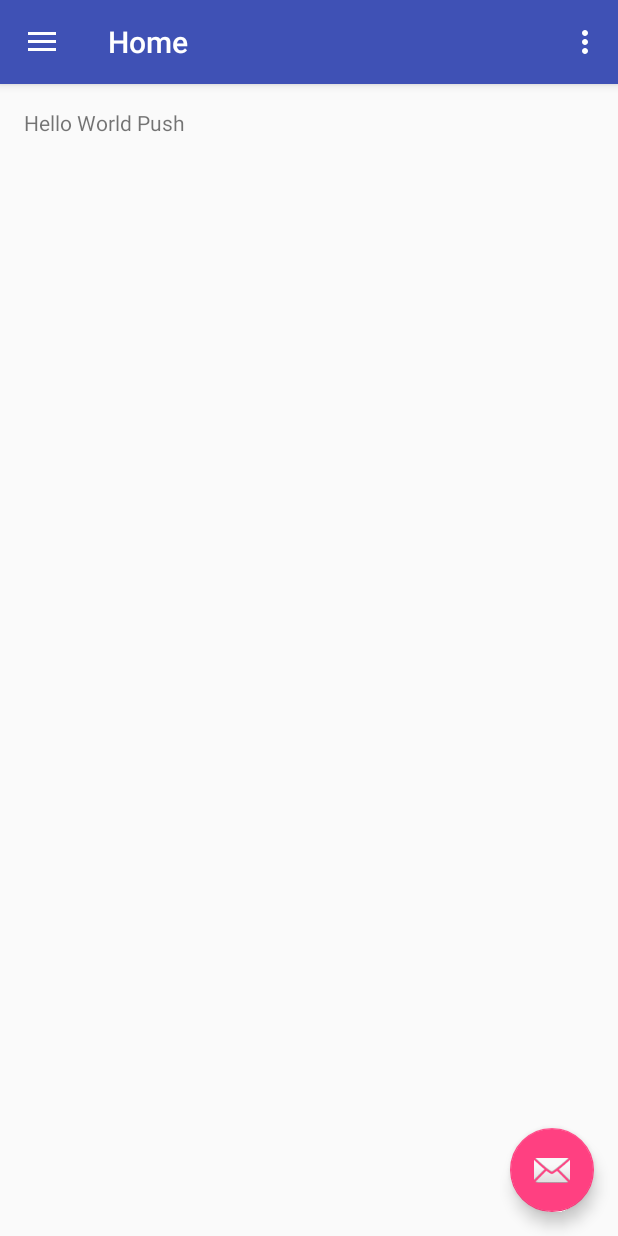
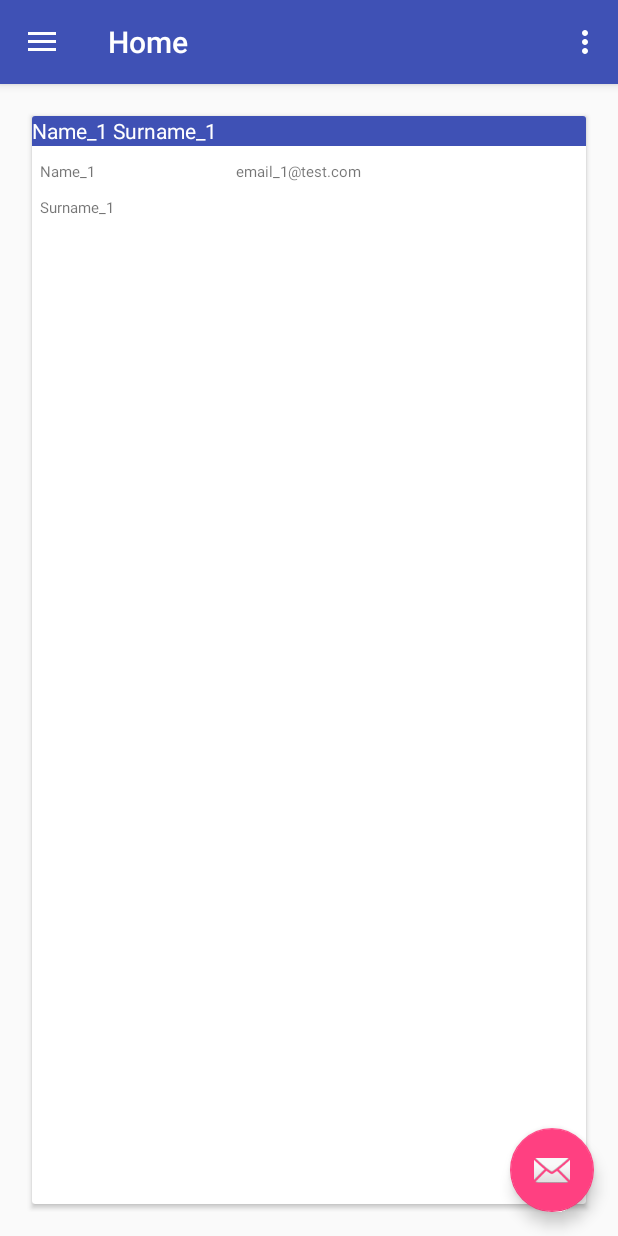
Before and after one commit to alam157/Masuk_Sekolah, an Android app: the screen it shows after launch (Home), on a phone screen of 412 x 824 dp. Run offline under Robolectric (Android 15) with nearby library versions, the phone set to English and light mode, and no system bars.

Commit message:
tambah card layout

```diff
--- a/app/build.gradle
+++ b/app/build.gradle
@@ -22,4 +22,6 @@ android {
 dependencies {
     compile 'com.android.support:appcompat-v7:23.1.0'
     compile 'com.android.support:design:23.1.0'
+    compile 'com.android.support:cardview-v7:23.1.0'
+    compile 'com.android.support:recyclerview-v7:23.1.0-rc1'
 }
--- /dev/null
+++ b/app/src/main/java/com/alam/masuksekolah/ContactAdapter.java
@@ -0,0 +1,61 @@
+package com.alam.masuksekolah;
+
+import android.support.v7.widget.RecyclerView;
+import android.view.LayoutInflater;
+import android.view.View;
+import android.view.ViewGroup;
+import android.widget.TextView;
+
+import java.util.List;
+
+/**
+ * Created by admin_tnss on 11/4/2015.
+ */
+public class ContactAdapter extends RecyclerView.Adapter<ContactAdapter.ContactViewHolder> {
+
+    private List<ContactInfo> contactList;
+
+    public ContactAdapter(List<ContactInfo> contactList) {
+        this.contactList = contactList;
+    }
+
+
+    @Override
+    public int getItemCount() {
+        return contactList.size();
+    }
+
+    @Override
+    public void onBindViewHolder(ContactViewHolder contactViewHolder, int i) {
+        ContactInfo ci = contactList.get(i);
+        contactViewHolder.vName.setText(ci.name);
+        contactViewHolder.vSurname.setText(ci.surname);
+        contactViewHolder.vEmail.setText(ci.email);
+        contactViewHolder.vTitle.setText(ci.name + " " + ci.surname);
+    }
+
+    @Override
+    public ContactViewHolder onCreateViewHolder(ViewGroup viewGroup, int i) {
+        View itemView = LayoutInflater.
+                from(viewGroup.getContext()).
+                inflate(R.layout.card_home, viewGroup, false);
+
+        return new ContactViewHolder(itemView);
+    }
+
+    public static class ContactViewHolder extends RecyclerView.ViewHolder {
+
+        protected TextView vName;
+        protected TextView vSurname;
+        protected TextView vEmail;
+        protected TextView vTitle;
+
+        public ContactViewHolder(View v) {
+            super(v);
+            vName =  (TextView) v.findViewById(R.id.txtName);
+            vSurname = (TextView)  v.findViewById(R.id.txtSurname);
+            vEmail = (TextView)  v.findViewById(R.id.txtEmail);
+            vTitle = (TextView) v.findViewById(R.id.title);
+        }
+    }
+}
--- /dev/null
+++ b/app/src/main/java/com/alam/masuksekolah/ContactInfo.java
@@ -0,0 +1,15 @@
+package com.alam.masuksekolah;
+
+/**
+ * Created by admin_tnss on 11/4/2015.
+ */
+public class ContactInfo {
+    protected String name;
+    protected String surname;
+    protected String email;
+
+
+    protected static final String NAME_PREFIX = "Name_";
+    protected static final String SURNAME_PREFIX = "Surname_";
+    protected static final String EMAIL_PREFIX = "email_";
+}
--- a/app/src/main/java/com/alam/masuksekolah/Home.java
+++ b/app/src/main/java/com/alam/masuksekolah/Home.java
@@ -3,6 +3,8 @@ package com.alam.masuksekolah;
 import android.os.Bundle;
 import android.support.design.widget.FloatingActionButton;
 import android.support.design.widget.Snackbar;
+import android.support.v7.widget.LinearLayoutManager;
+import android.support.v7.widget.RecyclerView;
 import android.view.View;
 import android.support.design.widget.NavigationView;
 import android.support.v4.view.GravityCompat;
@@ -12,6 +14,9 @@ import android.support.v7.app.AppCompatActivity;
 import android.support.v7.widget.Toolbar;
 import android.view.Menu;
 import android.view.MenuItem;
+
+import java.util.ArrayList;
+import java.util.List;
 
 public class Home extends AppCompatActivity
         implements NavigationView.OnNavigationItemSelectedListener {
@@ -40,6 +45,15 @@ public class Home extends AppCompatActivity
 
         NavigationView navigationView = (NavigationView) findViewById(R.id.nav_view);
         navigationView.setNavigationItemSelectedListener(this);
+
+        RecyclerView recList = (RecyclerView) findViewById(R.id.cardList);
+        recList.setHasFixedSize(true);
+        LinearLayoutManager llm = new LinearLayoutManager(this);
+        llm.setOrientation(LinearLayoutManager.VERTICAL);
+        recList.setLayoutManager(llm);
+
+        ContactAdapter contactAdapter = new ContactAdapter(createList(10));
+        recList.setAdapter(contactAdapter);
     }
 
     @Override
@@ -94,4 +108,20 @@ public class Home extends AppCompatActivity
         drawer.closeDrawer(GravityCompat.START);
         return true;
     }
+
+    private List<ContactInfo> createList(int size) {
+
+        List<ContactInfo> result = new ArrayList<ContactInfo>();
+        for (int i=1; i <= size; i++) {
+            ContactInfo ci = new ContactInfo();
+            ci.name = ContactInfo.NAME_PREFIX + i;
+            ci.surname = ContactInfo.SURNAME_PREFIX + i;
+            ci.email = ContactInfo.EMAIL_PREFIX + i + "@test.com";
+
+            result.add(ci);
+
+        }
+
+        return result;
+    }
 }
--- a/app/src/main/res/layout/app_bar_home.xml
+++ b/app/src/main/res/layout/app_bar_home.xml
@@ -15,7 +15,8 @@
 
     </android.support.design.widget.AppBarLayout>
 
-    <include layout="@layout/content_home" />
+    <!--<include layout="@layout/content_home" />-->
+    <include layout="@layout/list_card"/>
 
     <android.support.design.widget.FloatingActionButton android:id="@+id/fab"
         android:layout_width="wrap_content" android:layout_height="wrap_content"
--- /dev/null
+++ b/app/src/main/res/layout/card_home.xml
@@ -0,0 +1,58 @@
+<?xml version="1.0" encoding="utf-8"?>
+<android.support.v7.widget.CardView
+    xmlns:card_view="http://schemas.android.com/apk/res-auto"
+    xmlns:android="http://schemas.android.com/apk/res/android"
+    android:id="@+id/card_view"
+    android:layout_width="match_parent"
+    android:layout_height="match_parent"
+    android:layout_margin="5dp">
+
+    <RelativeLayout
+        android:layout_width="match_parent"
+        android:layout_height="match_parent">
+
+        <TextView
+            android:id="@+id/title"
+            android:layout_width="match_parent"
+            android:layout_height="20dp"
+            android:background="@color/colorPrimary"
+            android:text="contact det"
+            android:gravity="center_vertical"
+            android:textColor="@android:color/white"
+            android:textSize="14dp"/>
+
+        <TextView
+            android:id="@+id/txtName"
+            android:layout_width="wrap_content"
+            android:layout_height="wrap_content"
+            android:text="Name"
+            android:gravity="center_vertical"
+            android:textSize="10dp"
+            android:layout_below="@id/title"
+            android:layout_marginTop="10dp"
+            android:layout_marginLeft="5dp"/>
+
+        <TextView
+            android:id="@+id/txtSurname"
+            android:layout_width="wrap_content"
+            android:layout_height="wrap_content"
+            android:text="Surname"
+            android:gravity="center_vertical"
+            android:textSize="10dp"
+            android:layout_below="@id/txtName"
+            android:layout_marginTop="10dp"
+            android:layout_marginLeft="5dp"/>
+
+        <TextView
+            android:id="@+id/txtEmail"
+            android:layout_width="wrap_content"
+            android:layout_height="wrap_content"
+            android:text="Email"
+            android:textSize="10dp"
+            android:layout_marginTop="10dp"
+            android:layout_alignParentRight="true"
+            android:layout_marginRight="150dp"
+            android:layout_alignBaseline="@id/txtName"/>
+
+    </RelativeLayout>
+    </android.support.v7.widget.CardView>
--- /dev/null
+++ b/app/src/main/res/layout/list_card.xml
@@ -0,0 +1,19 @@
+<?xml version="1.0" encoding="utf-8"?>
+<RelativeLayout xmlns:android="http://schemas.android.com/apk/res/android"
+    xmlns:tools="http://schemas.android.com/tools"
+    xmlns:app="http://schemas.android.com/apk/res-auto"
+    android:layout_width="match_parent"
+    android:layout_height="match_parent"
+    android:paddingLeft="@dimen/activity_horizontal_margin"
+    android:paddingRight="@dimen/activity_horizontal_margin"
+    android:paddingTop="@dimen/activity_vertical_margin"
+    android:paddingBottom="@dimen/activity_vertical_margin"
+    app:layout_behavior="@string/appbar_scrolling_view_behavior" tools:showIn="@layout/app_bar_home">
+
+    <android.support.v7.widget.RecyclerView
+        android:id="@+id/cardList"
+        android:layout_width="match_parent"
+        android:layout_height="match_parent"
+        />
+
+</RelativeLayout>
--- a/app/src/main/res/layout/main_activity.xml
+++ /dev/null
@@ -1,18 +0,0 @@
-<?xml version="1.0" encoding="utf-8"?>
-<android.support.v4.widget.DrawerLayout
-    android:layout_height="match_parent"
-    android:layout_width="match_parent"
-    xmlns:tools="http://schemas.android.com/tools"
-    android:fitsSystemWindows="true"
-    android:id="@+id/drawer_layout"
-    tools:openDrawer="start"
-    xmlns:android="http://schemas.android.com/apk/res/android">
-
-
-    <android.support.design.widget.NavigationView
-        android:layout_width="match_parent"
-        android:layout_height="match_parent" />
-
-
-
-</android.support.v4.widget.DrawerLayout>
```
Also changed, not shown: settings.gradle (line endings or trailing spaces), 2 other files.
